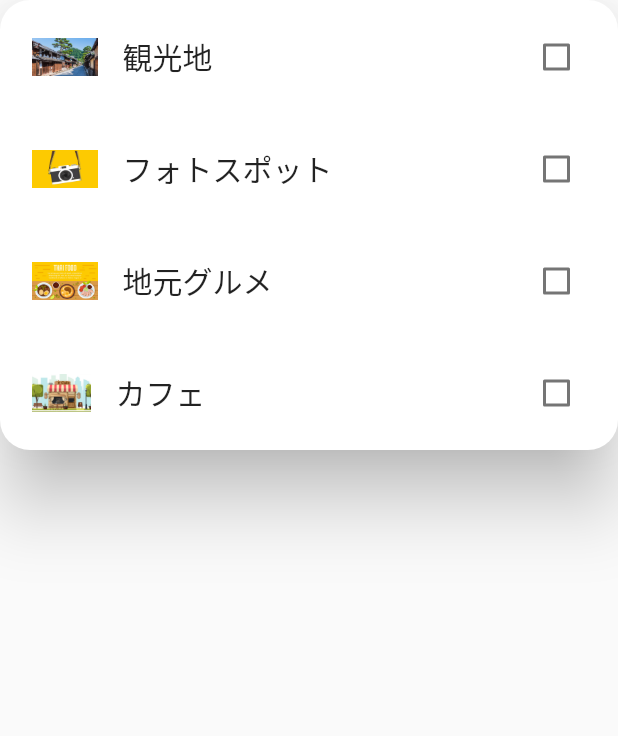
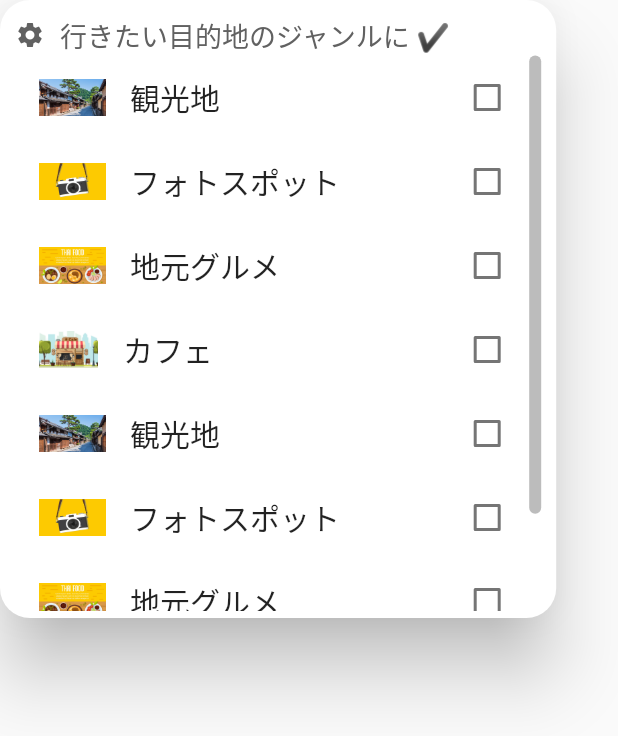
Before and after one commit to dsml-lab/ai-award-team-chicken-apps, a Flutter app: the KindCheckBoxList widget shown alone on an empty page, opened directly, on a phone screen of 412 x 824 dp. Shown: the top 736 px of the screen. Run offline on Flutter 3.47's test engine with Material 2 defaults, Android fonts, the phone set to English and light mode, and no system bars; our stand-ins replace firebase_auth, firebase_core, google_fonts, google_maps_flutter, google_sign_in, location and 1 more; accounts and stored records are empty; network calls fail.

Commit message:
スクロールに対応

```diff
--- a/flutter_application/lib/widgets/kind_checkboxlist.dart
+++ b/flutter_application/lib/widgets/kind_checkboxlist.dart
@@ -10,11 +10,17 @@
 }
 
 class _KindCheckBoxList extends State<KindCheckBoxList> {
+  ScrollController _scrollController = ScrollController();
+
   final Map _checklist = {
     0: {'title': '観光地', 'state': false, 'path': 'tourist_spot.png'},
     1: {'title': 'フォトスポット', 'state': false, 'path': 'photo_spot.png'},
     2: {'title': '地元グルメ', 'state': false, 'path': 'gourmand.png'},
     3: {'title': 'カフェ', 'state': false, 'path': 'cafe.png'},
+    4: {'title': '観光地', 'state': false, 'path': 'tourist_spot.png'},
+    5: {'title': 'フォトスポット', 'state': false, 'path': 'photo_spot.png'},
+    6: {'title': '地元グルメ', 'state': false, 'path': 'gourmand.png'},
+    7: {'title': 'カフェ', 'state': false, 'path': 'cafe.png'},
   };
 
   CheckboxListTile _checkBoxListTile(int key) {
@@ -44,18 +50,49 @@
 
   @override
   Widget build(BuildContext context) {
-    return SizedBox(
-      height: 300,
-      child: Material(
+    // 画面のサイズを取得
+    var _screenSize = MediaQuery.of(context).size;
+    return Material(
       elevation: 20.0,
       color: Colors.white,
       borderRadius: BorderRadius.circular(20),
       clipBehavior: Clip.antiAliasWithSaveLayer,
-        child: Padding(
+      child: Container(
+          height: _screenSize.height * 0.5,
+          // 高さの指定
+          width: _screenSize.width * 0.9, // 幅の指定
           padding:
-              const EdgeInsets.only(left: 5, right: 5, top: 10, bottom: 10),
+              const EdgeInsets.only(top: 10, bottom: 5, left: 10, right: 10),
           child: Column(
             mainAxisAlignment: MainAxisAlignment.spaceBetween,
+            children: [
+              Align(
+                alignment: Alignment.topLeft,
+                child: Row(
+                  children: [
+                    Icon(
+                      Icons.settings,
+                      size: 20,
+                      color: Colors.grey[700],
+                    ),
+                    SizedBox(width: 10),
+                    Text(
+                      '行きたい目的地のジャンルに ✔︎',
+                      style: TextStyle(color: Colors.grey[700], fontSize: 18),
+                    ),
+                  ],
+                ),
+              ),
+              Expanded(
+                child: Scrollbar(
+                  controller: _scrollController,
+                  isAlwaysShown: true,
+                  thickness: 8,
+                  hoverThickness: 16,
+                  radius: Radius.circular(16),
+                  child: ListView(
+                    shrinkWrap: true,
+                    controller: _scrollController,
                     children: [
                       for (int key in _checklist.keys) ...{
                         _checkBoxListTile(key),
@@ -64,8 +101,8 @@
                   ),
                 ),
               ),
+            ],
+          )),
     );
   }
 }
-
-class Int {}
```
Lines whose indentation alone changed are shown as unchanged.
